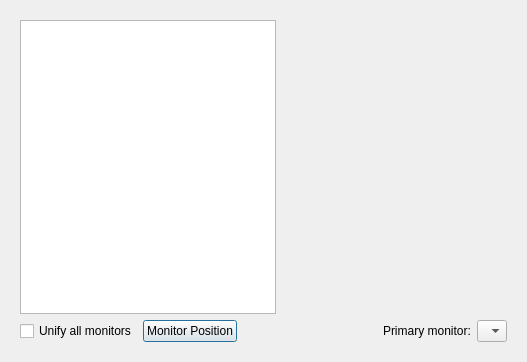
Above: lxqt-config-monitor/mainwindow.ui from lxqt/lxqt-config before the change. Below: the same form after it.
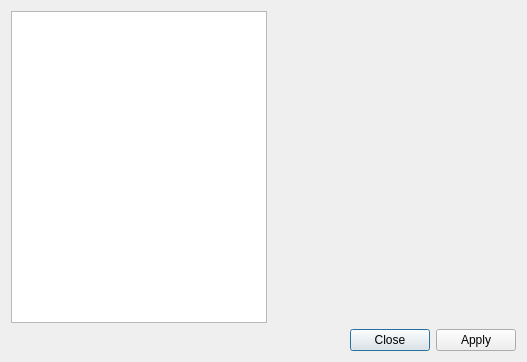
That is the form after the change. Icons and pictures are not drawn.

```diff
--- a/lxqt-config-monitor/mainwindow.ui
+++ b/lxqt-config-monitor/mainwindow.ui
@@ -20,14 +20,11 @@
   </property>
   <layout class="QVBoxLayout" name="verticalLayout">
    <item>
-    <widget class="QWidget" name="widget" native="true">
-     <layout class="QVBoxLayout" name="verticalLayout_2">
-      <item>
        <layout class="QHBoxLayout" name="horizontalLayout_2" stretch="0,1">
         <item>
          <widget class="QListWidget" name="monitorList">
           <property name="sizePolicy">
-           <sizepolicy hsizetype="Fixed" vsizetype="Expanding">
+        <sizepolicy hsizetype="Minimum" vsizetype="Expanding">
             <horstretch>0</horstretch>
             <verstretch>1</verstretch>
            </sizepolicy>
@@ -40,63 +37,29 @@
         <item>
          <widget class="QStackedWidget" name="stackedWidget">
           <property name="sizePolicy">
-           <sizepolicy hsizetype="Expanding" vsizetype="Expanding">
+        <sizepolicy hsizetype="Minimum" vsizetype="Minimum">
             <horstretch>1</horstretch>
             <verstretch>1</verstretch>
            </sizepolicy>
           </property>
-         </widget>
-        </item>
-       </layout>
-      </item>
-      <item>
-       <layout class="QHBoxLayout" name="horizontalLayout">
-        <item>
-         <widget class="QCheckBox" name="unify">
-          <property name="text">
-           <string>Unify all monitors</string>
-          </property>
-         </widget>
-        </item>
-        <item>
-         <widget class="QPushButton" name="positionPushButton">
-          <property name="text">
-           <string>Monitor Position</string>
-          </property>
-         </widget>
-        </item>
-        <item>
-         <spacer name="horizontalSpacer">
-          <property name="orientation">
-           <enum>Qt::Horizontal</enum>
-          </property>
-          <property name="sizeHint" stdset="0">
+       <property name="minimumSize">
            <size>
-            <width>40</width>
-            <height>20</height>
-           </size>
-          </property>
-         </spacer>
-        </item>
-        <item>
-         <widget class="QLabel" name="primaryLabel">
-          <property name="text">
-           <string>Primary monitor:</string>
-          </property>
-         </widget>
-        </item>
-        <item>
-         <widget class="QComboBox" name="primaryCombo">
-          <item>
-           <property name="text">
-            <string/>
-           </property>
-          </item>
-         </widget>
-        </item>
-       </layout>
-      </item>
-     </layout>
+         <width>100</width>
+         <height>0</height>
+        </size>
+       </property>
+      </widget>
+     </item>
+    </layout>
+   </item>
+   <item>
+    <widget class="QDialogButtonBox" name="buttonBox">
+     <property name="orientation">
+      <enum>Qt::Horizontal</enum>
+     </property>
+     <property name="standardButtons">
+      <set>QDialogButtonBox::Apply|QDialogButtonBox::Close</set>
+     </property>
     </widget>
    </item>
   </layout>
```
Left out of the diff: 23 changed lines with no effect on the pictures. Lines whose indentation alone changed are shown as unchanged.
